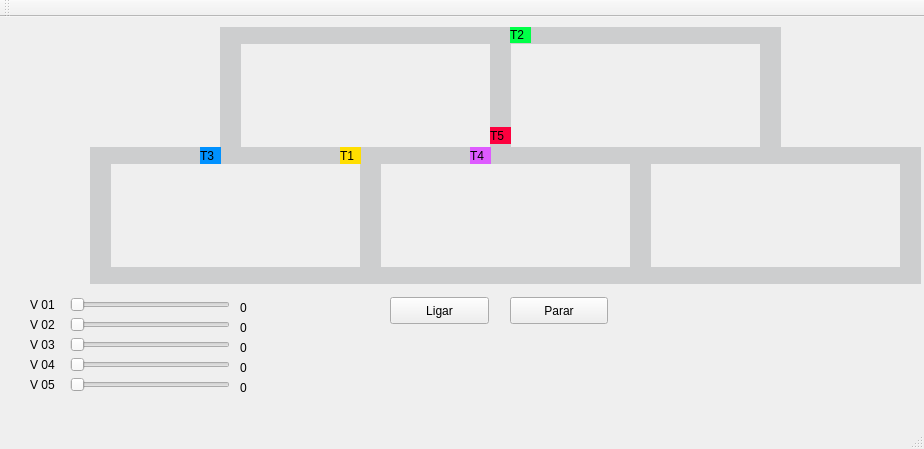
Qt form mainwindow.ui (herlmanoel/trens) before a commit.
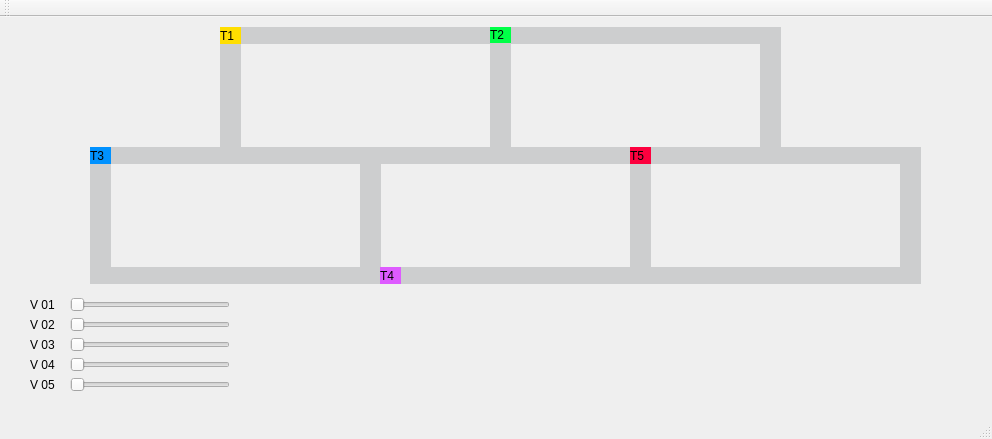
The same form after that commit.

```diff
--- a/mainwindow.ui
+++ b/mainwindow.ui
@@ -6,8 +6,8 @@
    <rect>
     <x>0</x>
     <y>0</y>
-    <width>924</width>
-    <height>449</height>
+    <width>992</width>
+    <height>439</height>
    </rect>
   </property>
   <property name="windowTitle">
@@ -17,8 +17,8 @@
    <widget class="QLabel" name="label_trem1">
     <property name="geometry">
      <rect>
-      <x>340</x>
-      <y>130</y>
+      <x>220</x>
+      <y>10</y>
       <width>21</width>
       <height>17</height>
      </rect>
@@ -94,32 +94,6 @@
      <string/>
     </property>
    </widget>
-   <widget class="QPushButton" name="pushButton">
-    <property name="geometry">
-     <rect>
-      <x>390</x>
-      <y>280</y>
-      <width>99</width>
-      <height>27</height>
-     </rect>
-    </property>
-    <property name="text">
-     <string>Ligar</string>
-    </property>
-   </widget>
-   <widget class="QPushButton" name="pushButton_2">
-    <property name="geometry">
-     <rect>
-      <x>510</x>
-      <y>280</y>
-      <width>98</width>
-      <height>27</height>
-     </rect>
-    </property>
-    <property name="text">
-     <string>Parar</string>
-    </property>
-   </widget>
    <widget class="QLabel" name="label_trilho4_2">
     <property name="geometry">
      <rect>
@@ -155,7 +129,7 @@
    <widget class="QLabel" name="label_trem2">
     <property name="geometry">
      <rect>
-      <x>510</x>
+      <x>490</x>
       <y>10</y>
       <width>21</width>
       <height>16</height>
@@ -203,8 +177,8 @@
    <widget class="QLabel" name="label_trem4">
     <property name="geometry">
      <rect>
-      <x>470</x>
-      <y>130</y>
+      <x>380</x>
+      <y>250</y>
       <width>21</width>
       <height>17</height>
      </rect>
@@ -251,7 +225,7 @@
    <widget class="QLabel" name="label_trem3">
     <property name="geometry">
      <rect>
-      <x>200</x>
+      <x>90</x>
       <y>130</y>
       <width>21</width>
       <height>17</height>
@@ -363,8 +337,8 @@
    <widget class="QLabel" name="label_trem5">
     <property name="geometry">
      <rect>
-      <x>490</x>
-      <y>110</y>
+      <x>630</x>
+      <y>130</y>
       <width>21</width>
       <height>17</height>
      </rect>
@@ -534,7 +508,7 @@
      </rect>
     </property>
     <property name="text">
-     <string>0</string>
+     <string/>
     </property>
    </widget>
    <widget class="QLabel" name="label_test_2">
@@ -547,7 +521,7 @@
      </rect>
     </property>
     <property name="text">
-     <string>0</string>
+     <string/>
     </property>
    </widget>
    <widget class="QLabel" name="label_test_3">
@@ -560,7 +534,7 @@
      </rect>
     </property>
     <property name="text">
-     <string>0</string>
+     <string/>
     </property>
    </widget>
    <widget class="QLabel" name="label_test_4">
@@ -573,7 +547,7 @@
      </rect>
     </property>
     <property name="text">
-     <string>0</string>
+     <string/>
     </property>
    </widget>
    <widget class="QLabel" name="label_test_5">
@@ -586,7 +560,7 @@
      </rect>
     </property>
     <property name="text">
-     <string>0</string>
+     <string/>
     </property>
    </widget>
    <zorder>label_trilho1</zorder>
```
Left out of the diff: 13 changed lines with no effect on the pictures.
